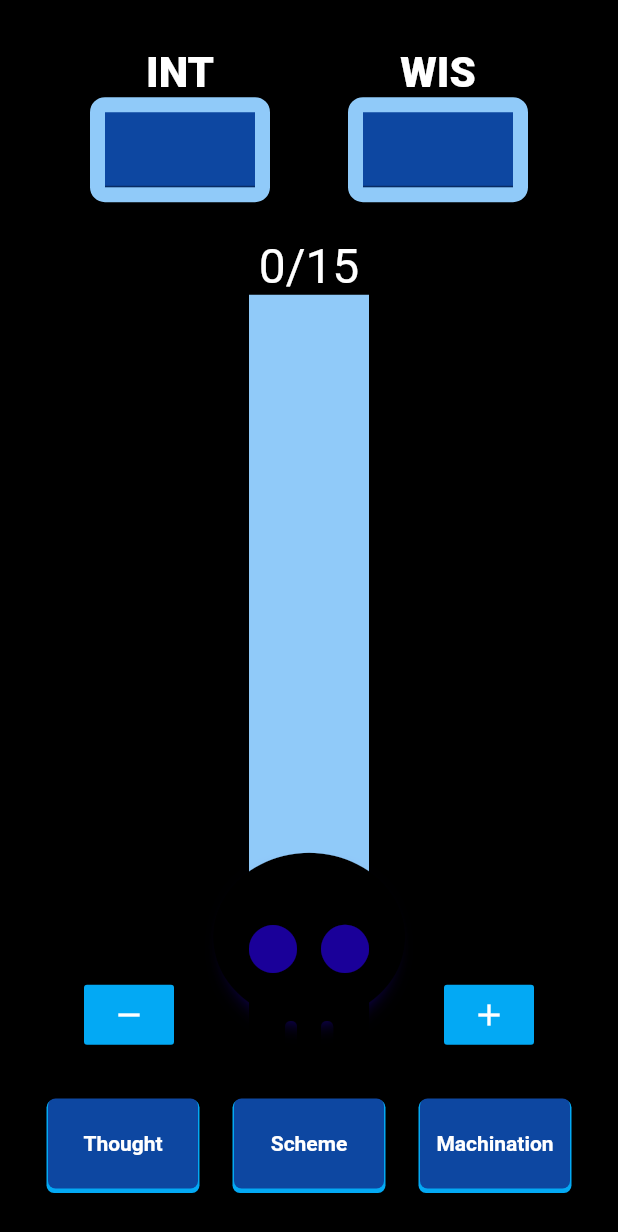
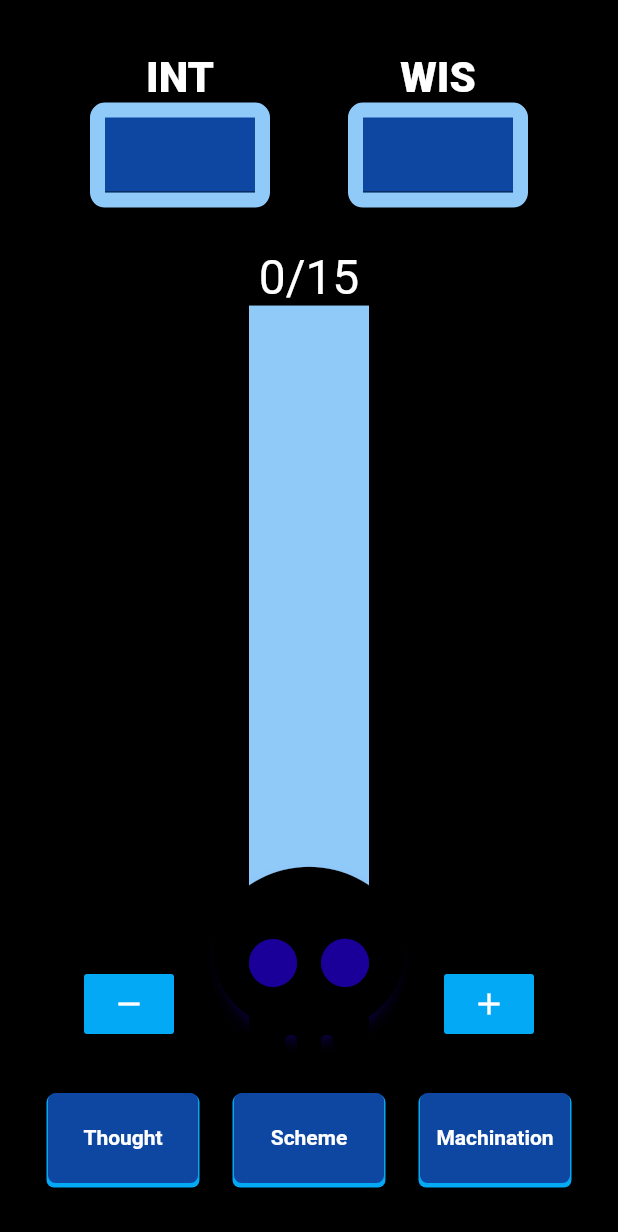
Before and after one commit to dompetriella/madness_meter_flutter, a Flutter app: the screen it shows after launch, on a phone screen of 412 x 824 dp. Shown: the top 1232 px of the screen. Run offline on Flutter 3.47's test engine with Material 2 defaults, Android fonts, the light colour scheme and no system bars; drawn by our look-alikes of flutter_animate; our stand-ins replace firebase_core, flutter_riverpod, font_awesome_flutter; missing offline and left inert: blobs; accounts and stored records are empty.

Commit message:
added hosting and adjust for screen height

```diff
--- a/lib/components/meter.dart
+++ b/lib/components/meter.dart
@@ -4,17 +4,19 @@ import 'package:font_awesome_flutter/font_awesome_flutter.dart';
 import 'package:madness_meter_flutter/providers.dart';
 import 'package:flutter_animate/flutter_animate.dart';
 
-import '../colors.dart';
+import '../global_functions.dart';
 
 class Meter extends ConsumerWidget {
-  Meter({super.key});
+  final inheritedHeight;
+  Meter({super.key, required this.inheritedHeight});
 
   @override
   Widget build(BuildContext context, WidgetRef ref) {
-    double height = 480;
+    double height = inheritedHeight;
+    double meterHeight = height * .9;
 
     return Container(
-      height: 550,
+      height: height,
       width: 350,
       child: Center(
         child: Row(
@@ -43,7 +45,7 @@ class Meter extends ConsumerWidget {
                   children: [
                     // meter container
                     Container(
-                      height: height,
+                      height: meterHeight,
                       width: 80,
                       color: Colors.blue.shade200,
                     ).animate().scaleY(
@@ -61,8 +63,8 @@ class Meter extends ConsumerWidget {
                           duration: Duration(milliseconds: 800),
                           curve: Curves.easeIn,
                           height: ref.watch(currentMeterPercentage) > 1
-                              ? height
-                              : height * ref.watch(currentMeterPercentage),
+                              ? meterHeight
+                              : meterHeight * ref.watch(currentMeterPercentage),
                           color: percentageToHsl(
                               ref.watch(currentMeterPercentage), 250, 0, .35),
                         ),
@@ -121,9 +123,13 @@ class Meter extends ConsumerWidget {
                       right: -25,
                       child: GestureDetector(
                         onTap: () => ref.watch(currentMeter.notifier).state = 0,
-                        child: FaIcon(FontAwesomeIcons.skull,
+                        child: Stack(
+                          children: [
+                            FaIcon(FontAwesomeIcons.skull,
                                     size: 128,
-                                color: Color.lerp(Colors.black, Colors.white,
+                                    color: Color.lerp(
+                                        Colors.black,
+                                        Colors.white,
                                         ref.watch(currentMeterPercentage)))
                                 .animate()
                                 .fadeIn()
@@ -136,6 +142,23 @@ class Meter extends ConsumerWidget {
                                     begin: Offset(0, -200),
                                     duration: 2000.ms,
                                     delay: 2.seconds),
+                            if (ref.watch(currentMeterPercentage) > 1)
+                              Padding(
+                                padding: const EdgeInsets.only(top: 10.0),
+                                child: Align(
+                                  alignment: Alignment.center,
+                                  child: Text(getRandomNumber(4).toString(),
+                                      style: TextStyle(
+                                          color: percentageToHsl(
+                                              ref.watch(currentMeterPercentage),
+                                              250,
+                                              0,
+                                              .20),
+                                          fontSize: 30)),
+                                ),
+                              )
+                          ],
+                        ),
                       ),
                     ),
                   ],
@@ -173,7 +196,6 @@ class ModifierButton extends ConsumerWidget {
       onPressed: () {
         if (increase) {
           ref.watch(currentMeter.notifier).state++;
-          print(ref.watch(currentMeter));
         } else {
           if (ref.watch(currentMeter) > 0) {
             ref.watch(currentMeter.notifier).state--;
--- a/lib/components/spell_button.dart
+++ b/lib/components/spell_button.dart
@@ -14,7 +14,6 @@ class SpellButton extends ConsumerWidget {
     int getRandomNumber(int maxIncrease) {
       Random random = new Random();
       int value = random.nextInt(maxIncrease) + 1;
-      print(value);
       return value;
     }
 
--- a/lib/colors.dart
+++ b/lib/global_functions.dart
@@ -1,4 +1,5 @@
 import 'package:flutter/material.dart';
+import 'dart:math';
 
 Color percentageToHsl(double percent, int hue0, int hue1, double lightness) {
   var percentFilled = percent;
@@ -6,6 +7,11 @@ Color percentageToHsl(double percent, int hue0, int hue1, double lightness) {
     percentFilled = 1;
   }
   double returnHue = ((percentFilled * (hue1 - hue0)) + hue0);
-  print('returnHue: $returnHue');
   return HSLColor.fromAHSL(1, returnHue, 1, lightness).toColor();
 }
+
+int getRandomNumber(int maxIncrease) {
+  Random random = new Random();
+  int value = random.nextInt(maxIncrease) + 1;
+  return value;
+}
--- a/lib/main_page.dart
+++ b/lib/main_page.dart
@@ -3,7 +3,7 @@ import 'package:flutter/material.dart';
 import 'package:flutter_riverpod/flutter_riverpod.dart';
 import 'package:madness_meter_flutter/components/spell_button.dart';
 import 'package:madness_meter_flutter/components/statsInput.dart';
-import 'colors.dart';
+import 'global_functions.dart';
 import 'package:madness_meter_flutter/providers.dart';
 import 'components/meter.dart';
 import 'package:flutter_animate/flutter_animate.dart';
@@ -17,11 +17,7 @@ class MainPage extends ConsumerWidget {
         backgroundColor: ref.watch(currentMeterPercentage) == 0
             ? Colors.black
             : percentageToHsl(ref.watch(currentMeterPercentage), 250, 0, .05),
-        body: MediaQuery.of(context).size.height < 750
-            ? ListView(
-                children: [Body()],
-              )
-            : Body());
+        body: Body());
   }
 }
 
@@ -32,7 +28,10 @@ class Body extends ConsumerWidget {
 
   @override
   Widget build(BuildContext context, WidgetRef ref) {
+    var height = MediaQuery.of(context).size.height;
+
     return Container(
+      height: height,
       child: Padding(
         padding: const EdgeInsets.all(8.0),
         child: Stack(
@@ -52,7 +51,10 @@ class Body extends ConsumerWidget {
                     )
                   ],
                 ),
-                if (ref.watch(inMotion)) Meter(),
+                if (ref.watch(inMotion))
+                  Meter(
+                    inheritedHeight: height * .65,
+                  ),
                 if (ref.watch(inMotion))
                   Row(
                     mainAxisAlignment: MainAxisAlignment.spaceEvenly,
@@ -102,8 +104,8 @@ class Blobs extends ConsumerWidget {
           duration: Duration(milliseconds: 500),
           top: -1000 +
               (ref.watch(currentMeterPercentage) > 1.5
-                  ? 450 * 1.5
-                  : 450 * ref.watch(currentMeterPercentage)),
+                  ? 400 * 1.5
+                  : 400 * ref.watch(currentMeterPercentage)),
           left: -250,
           child: Builder(builder: (context) {
             return Blob.animatedRandom(
@@ -125,8 +127,8 @@ class Blobs extends ConsumerWidget {
           duration: Duration(milliseconds: 500),
           top: -400 +
               (ref.watch(currentMeterPercentage) > 1.5
-                  ? 200 * 1.5
-                  : 200 * ref.watch(currentMeterPercentage)),
+                  ? 150 * 1.5
+                  : 150 * ref.watch(currentMeterPercentage)),
           left: 0,
           child: Blob.animatedRandom(
             styles: BlobStyles(
--- a/lib/providers.dart
+++ b/lib/providers.dart
@@ -1,7 +1,7 @@
 import 'package:flutter_riverpod/flutter_riverpod.dart';
 import 'package:blobs/blobs.dart';
 import 'package:flutter/material.dart';
-import 'colors.dart';
+import 'global_functions.dart';
 
 int getModifier(String baseMod) {
   if (baseMod == '') return 0;
--- a/pubspec.yaml
+++ b/pubspec.yaml
@@ -41,6 +41,7 @@ dependencies:
   font_awesome_flutter: ^10.2.1
   flutter_animate: ^2.0.1
   blobs: ^2.0.0
+  firebase_core: ^2.1.1
 
 dev_dependencies:
   flutter_test:
```
Also changed, not shown: firebase.json (added), lib/firebase_options.dart (added), pubspec.lock, 9 other files. Lines whose indentation alone changed are shown as unchanged.
